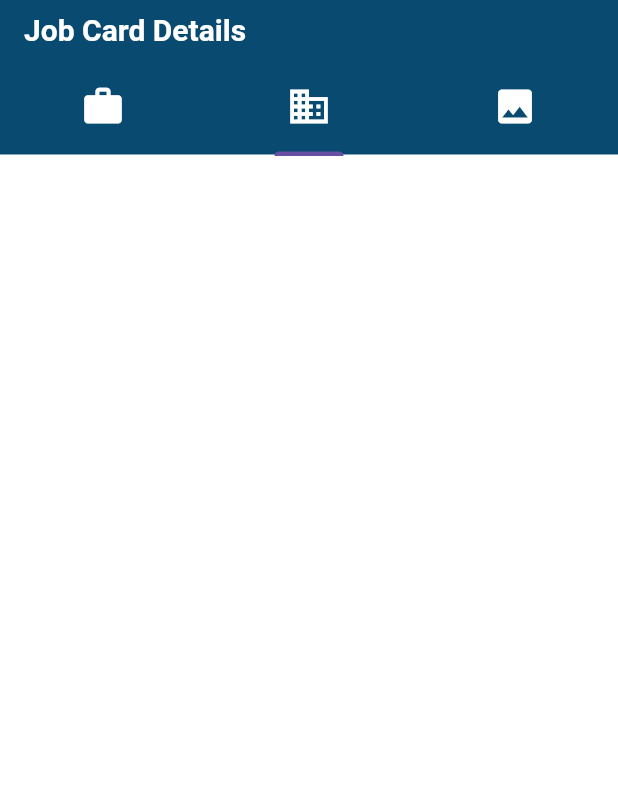
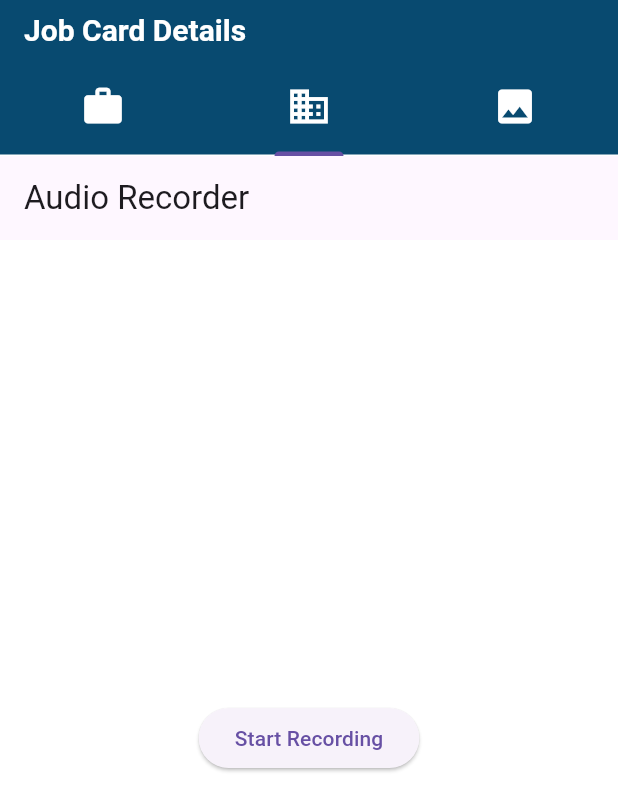
Before and after one commit to HashiniDivyanjanee/Vehicle_Service_App, a Flutter app: the JobDetails screen opened by its route, tab 2 chosen, on a phone screen of 412 x 824 dp. Shown: the top 811 px of the screen. Run offline on Flutter 3.47's test engine with Material 3 defaults, Android fonts, the phone set to English and light mode, and no system bars; our stand-ins replace bloc, convex_bottom_bar, dio, equatable, flutter_bloc, go_router and 3 more; network calls fail.

Commit message:
audio recording part code

```diff
--- /dev/null
+++ b/lib/src/logic/bloc/audio_upload/audio_upload_bloc.dart
@@ -0,0 +1,62 @@
+import 'dart:io';
+
+import 'package:bloc/bloc.dart';
+import 'package:dio/dio.dart';
+import 'package:equatable/equatable.dart';
+import 'package:path_provider/path_provider.dart';
+import 'package:permission_handler/permission_handler.dart';
+
+part 'audio_upload_event.dart';
+part 'audio_upload_state.dart';
+
+class AudioUploadBloc extends Bloc<AudioUploadEvent, AudioUploadState> {
+  AudioUploadBloc() : super(AudioUploadInitial()) {
+    on<StartRecording>(_onStartRecording);
+    on<StopRecording>(_onStopRecording);
+    on<UploadRecording>(_onUploadRecording);
+  }
+  Future<void> _onStartRecording(
+      StartRecording event, Emitter<AudioUploadState> emit) async {
+    var state = await Permission.microphone.request();
+    if (state.isGranted) {
+      emit(AudioRecordingInProgress());
+    } else {
+      emit(AudioUploadFailure('Microphone Permission Denied'));
+    }
+  }
+
+  Future<void> _onStopRecording(
+      StopRecording event, Emitter<AudioUploadState> emit) async {
+    try {
+      final directory = await getApplicationDocumentsDirectory();
+      final filePath = '${directory.path}/audio_recording.wav';
+      final file = File(filePath);
+      await file.create(recursive: true);
+      await file.writeAsBytes([]);
+      emit(AudioRecordingSuccess(filePath));
+    } catch (e) {
+      emit(AudioRecordingFailure(e.toString()));
+    }
+  }
+
+  Future<void> _onUploadRecording(
+      UploadRecording event, Emitter<AudioUploadState> emit) async {
+    emit(AudioUploadInProgress());
+    try {
+      final dio = Dio();
+      final formData = FormData.fromMap({
+        'file': await MultipartFile.fromFile(event.filePath,
+            filename: 'audio_recording.wav'),
+      });
+      final response =
+          await dio.post('http://192.168.1.13:5000/api/audio', data: formData);
+      if (response.statusCode == 200) {
+        emit(AudioUploadSuccess());
+      } else {
+        emit(AudioUploadFailure("Failed to Upload Recording"));
+      }
+    } catch (e) {
+      emit(AudioUploadFailure(e.toString()));
+    }
+  }
+}
--- /dev/null
+++ b/lib/src/logic/bloc/audio_upload/audio_upload_event.dart
@@ -0,0 +1,19 @@
+part of 'audio_upload_bloc.dart';
+
+abstract class AudioUploadEvent extends Equatable {
+  @override
+  List<Object> get props => [];
+}
+
+class StartRecording extends AudioUploadEvent {}
+
+class StopRecording extends AudioUploadEvent {}
+
+class UploadRecording extends AudioUploadEvent {
+  final String filePath;
+
+  UploadRecording(this.filePath);
+
+  @override
+  List<Object> get props => [filePath];
+}
--- /dev/null
+++ b/lib/src/logic/bloc/audio_upload/audio_upload_state.dart
@@ -0,0 +1,41 @@
+part of 'audio_upload_bloc.dart';
+
+abstract class AudioUploadState extends Equatable {
+  @override
+  List<Object> get props => [];
+}
+
+class AudioUploadInitial extends AudioUploadState {}
+
+class AudioRecordingInProgress extends AudioUploadState {}
+
+class AudioRecordingSuccess extends AudioUploadState {
+  final String filePath;
+
+  AudioRecordingSuccess(this.filePath);
+
+  @override
+  List<Object> get props => [filePath];
+}
+
+class AudioRecordingFailure extends AudioUploadState {
+  final String message;
+
+  AudioRecordingFailure(this.message);
+
+  @override
+  List<Object> get props => [message];
+}
+
+class AudioUploadSuccess extends AudioUploadState{}
+
+class AudioUploadInProgress extends AudioUploadState{}
+
+
+class AudioUploadFailure extends AudioUploadState {
+  final String error;
+  AudioUploadFailure(this.error);
+
+  @override
+  List<Object> get props => [error];
+}
--- a/lib/src/presentation/screen/job_details.dart
+++ b/lib/src/presentation/screen/job_details.dart
@@ -1,6 +1,7 @@
 import 'package:flutter/material.dart';
 import 'package:flutter_bloc/flutter_bloc.dart';
 import 'package:vehicle_service_app/src/constant/themes.dart';
+import 'package:vehicle_service_app/src/logic/bloc/audio_upload/audio_upload_bloc.dart';
 import 'package:vehicle_service_app/src/logic/bloc/take_image/image_bloc.dart';
 import 'package:vehicle_service_app/src/presentation/screen/image_upload.dart';
 import 'package:vehicle_service_app/src/presentation/tabs/service_type_tab.dart';
@@ -15,6 +16,9 @@ class JobDetails extends StatelessWidget {
       providers: [
         BlocProvider(
           create: (context) => ImageBloc(),
+        ),
+         BlocProvider(
+          create: (context) => AudioUploadBloc(),
         )
       ],
       child: DefaultTabController(
--- a/lib/src/presentation/screen/login.dart
+++ b/lib/src/presentation/screen/login.dart
@@ -99,8 +99,7 @@ class Login extends StatelessWidget {
                 textColor: Colors.white,
                 buttonColor: AppThemes.PrimaryColor,
                 callback: () {
-                  GoRouter.of(context)
-                      .pushNamed(MyAppRouteConstants.homeRoute);
+                  GoRouter.of(context).pushNamed(MyAppRouteConstants.homeRoute);
                 }),
           ],
         ),
--- a/lib/src/presentation/tabs/vehical_information_tab.dart
+++ b/lib/src/presentation/tabs/vehical_information_tab.dart
@@ -1,6 +1,7 @@
 import 'package:flutter/material.dart';
 import 'package:flutter_bloc/flutter_bloc.dart';
 import 'package:vehicle_service_app/src/logic/bloc/audio/audio_bloc.dart';
+import 'package:vehicle_service_app/src/logic/bloc/audio_upload/audio_upload_bloc.dart';
 
 class VehicalInformation extends StatefulWidget {
   const VehicalInformation({Key? key}) : super(key: key);
@@ -12,58 +13,55 @@ class VehicalInformation extends StatefulWidget {
 class _VehicalInformationState extends State<VehicalInformation> {
   @override
   Widget build(BuildContext context) {
-    return Container();
-    // return BlocProvider(
-    //   create: (context) => AudioBloc(),
-    //   child: Scaffold(
-    //     appBar: AppBar(title: Text('Voice Recorder')),
-    //     body: BlocBuilder<AudioBloc, AudioState>(
-    //       builder: (context, state) {
-    //         final bloc = BlocProvider.of<AudioBloc>(context);
-
-    //         if (state is AudioInitialState) {
-    //           return Center(
-    //             child: ElevatedButton(
-    //               onPressed: () => bloc.add(CheckPermissionEvent()),
-    //               child: Text('Request Permissions'),
-    //             ),
-    //           );
-    //         } else if (state is AudioPermissionGrantedState) {
-    //           return Center(
-    //             child: ElevatedButton(
-    //               onPressed: () => bloc.add(StartRecordingEvent()),
-    //               child: Text('Start Recording'),
-    //             ),
-    //           );
-    //         } else if (state is AudioRecordingState) {
-    //           return Center(
-    //             child: ElevatedButton(
-    //               onPressed: () => bloc.add(StopRecordingEvent()),
-    //               child: Text('Stop Recording'),
-
-    //             ),
-    //           );
-    //         } else if (state is AudioRecordedState) {
-    //           return Center(
-    //             child: Column(
-    //               mainAxisAlignment: MainAxisAlignment.center,
-    //               children: [
-    //                 Text('Recording saved at: ${state.filepath}'),
-    //                 ElevatedButton(
-    //                   onPressed: () => bloc.add(StartRecordingEvent()),
-    //                   child: Text('Record Again'),
-    //                 ),
-    //               ],
-    //             ),
-    //           );
-    //         } else if (state is AudioErrorState) {
-    //           return Center(child: Text('Error: ${state.message}'));
-    //         }
-
-    //         return SizedBox.shrink();
-    //       },
-    //     ),
-    //   ),
-    // );
+    return  Scaffold(
+      appBar: AppBar(title: Text('Audio Recorder')),
+      body: BlocBuilder<AudioUploadBloc, AudioUploadState>(
+        builder: (context, state) {
+          if (state is AudioUploadInitial) {
+            return Center(
+              child: ElevatedButton(
+                onPressed: () {
+                  BlocProvider.of<AudioUploadBloc>(context).add(StartRecording());
+                },
+                child: Text('Start Recording'),
+              ),
+            );
+          } else if (state is AudioRecordingInProgress) {
+            return Center(
+              child: ElevatedButton(
+                onPressed: () {
+                  BlocProvider.of<AudioUploadBloc>(context).add(StopRecording());
+                },
+                child: Text('Stop Recording'),
+              ),
+            );
+          } else if (state is AudioRecordingSuccess) {
+            return Center(
+              child: Column(
+                mainAxisAlignment: MainAxisAlignment.center,
+                children: [
+                  Text('Recording saved at: ${state.filePath}'),
+                  ElevatedButton(
+                    onPressed: () {
+                      BlocProvider.of<AudioUploadBloc>(context).add(UploadRecording(state.filePath));
+                    },
+                    child: Text('Upload Recording'),
+                  ),
+                ],
+              ),
+            );
+          } else if (state is AudioUploadInProgress) {
+            return Center(child: CircularProgressIndicator());
+          } else if (state is AudioUploadSuccess) {
+            return Center(child: Text('Upload Successful'));
+          } else if (state is AudioUploadFailure) {
+            return Center(child: Text('Error: ${state.error}'));
+          } else if (state is AudioRecordingFailure) {
+            return Center(child: Text('Error: ${state.message}'));
+          }
+          return Container();
+        },
+      ),
+    );
   }
 }
--- a/pubspec.yaml
+++ b/pubspec.yaml
@@ -39,12 +39,12 @@ dependencies:
   equatable: ^2.0.7
   convex_bottom_bar: ^3.2.0
   path_provider: ^2.1.5
-  # flutter_sound: ^9.17.8
   permission_handler: ^11.3.1
   form_validator: ^2.1.1
   page_transition: ^2.1.0
   image_picker: ^1.1.2
   file_picker: ^8.1.6
+  audioplayers: ^6.1.0
   # The following adds the Cupertino Icons font to your application.
   # Use with the CupertinoIcons class for iOS style icons.
   cupertino_icons: ^1.0.6
```
Also changed, not shown: lib/src/presentation/screen/customer.dart (+5 -5 lines), pubspec.lock, 5 other files.
